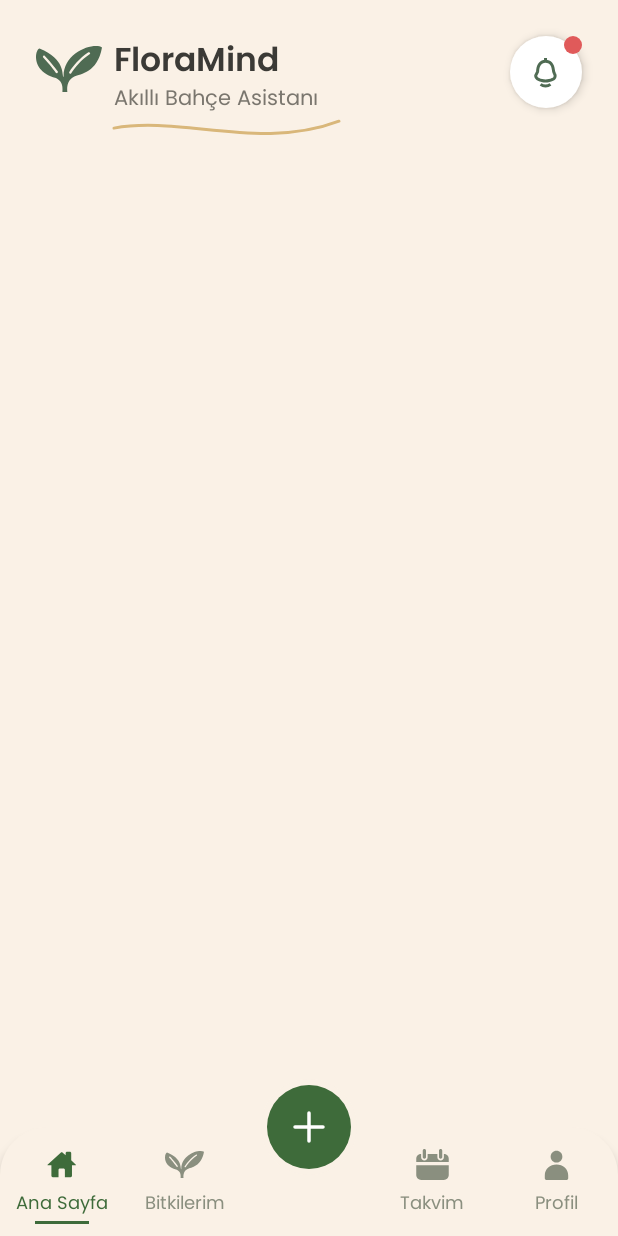
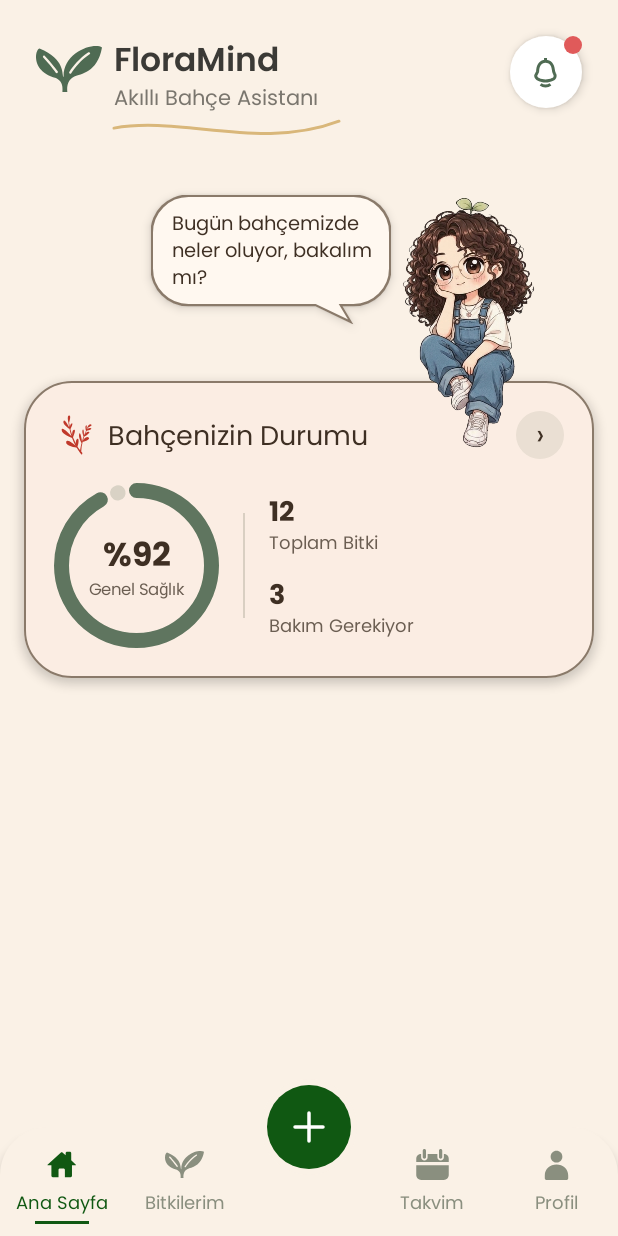
Before and after one commit to Nisanur025/plant-guide-app, an Android app built with Jetpack Compose: the screen it shows after launch (MainActivity), on a phone screen of 412 x 824 dp. Run offline under Robolectric (Android 15) with nearby library versions, the phone set to English and light mode, and no system bars.

Commit message:
feat: add character, speech bubble and garden status card

```diff
--- a/app/src/main/java/com/example/plantguide/ui/screens/home/HomeScreen.kt
+++ b/app/src/main/java/com/example/plantguide/ui/screens/home/HomeScreen.kt
@@ -1,29 +1,71 @@
 package com.example.plantguide.ui.screens.home
 
-
 import androidx.compose.foundation.background
+import androidx.compose.foundation.layout.Box
 import androidx.compose.foundation.layout.Column
 import androidx.compose.foundation.layout.fillMaxSize
+import androidx.compose.foundation.layout.fillMaxWidth
+import androidx.compose.foundation.layout.padding
+import androidx.compose.foundation.layout.statusBarsPadding
+import androidx.compose.foundation.rememberScrollState
+import androidx.compose.foundation.verticalScroll
 import androidx.compose.material3.MaterialTheme
 import androidx.compose.runtime.Composable
 import androidx.compose.ui.Modifier
 import androidx.compose.ui.tooling.preview.Preview
+import androidx.compose.ui.unit.dp
+import com.example.plantguide.ui.screens.home.components.CharacterHeight
+import com.example.plantguide.ui.screens.home.components.CharacterOverlap
+import com.example.plantguide.ui.screens.home.components.GardenStatusCard
+import com.example.plantguide.ui.screens.home.components.HomeCharacterSection
 import com.example.plantguide.ui.screens.home.components.HomeHeader
 import com.example.plantguide.ui.theme.PlantGuideTheme
 
 @Composable
-fun HomeScreen() {
+fun HomeScreen(modifier: Modifier = Modifier) {
+    val scrollState = rememberScrollState()
+
+    // En dıştaki ana sütun
     Column(
-        modifier = Modifier
+        modifier = modifier
             .fillMaxSize()
             .background(MaterialTheme.colorScheme.background)
+            .statusBarsPadding()
     ) {
+        // Üst başlık sabit durur
         HomeHeader()
+
+        // Kaydırılabilir alan (weight(1f) ile kalan tüm boş alanı doldurur)
+        Column(
+            modifier = Modifier
+                .weight(1f)
+                .fillMaxWidth()
+                .verticalScroll(scrollState)
+        ) {
+            Box(
+                modifier = Modifier
+                    .fillMaxWidth()
+                    .padding(top = 16.dp)
+            ) {
+                // 1) Kart önce çizilir (altta kalır)
+                GardenStatusCard(
+                    modifier = Modifier
+                        .fillMaxWidth()
+                        .padding(horizontal = 16.dp)
+                        .padding(top = CharacterHeight - CharacterOverlap)
+                )
+
+                // 2) Karakter ve balon sonra çizilir (kartın üstüne biner)
+                HomeCharacterSection()
+            }
+        }
     }
 }
 
 @Preview(showBackground = true)
 @Composable
-fun HomeHeaderPreview() {
-    PlantGuideTheme { HomeHeader() }
+fun HomeScreenPreview() {
+    PlantGuideTheme {
+        HomeScreen()
+    }
 }
--- /dev/null
+++ b/app/src/main/java/com/example/plantguide/ui/screens/home/components/GardenStatusCard.kt
@@ -0,0 +1,112 @@
+package com.example.plantguide.ui.screens.home.components
+
+import android.hardware.lights.Light
+import androidx.compose.foundation.BorderStroke
+import androidx.compose.foundation.background
+import androidx.compose.foundation.layout.*
+import androidx.compose.foundation.shape.CircleShape
+import androidx.compose.foundation.shape.RoundedCornerShape
+import androidx.compose.material3.CircularProgressIndicator
+import androidx.compose.material3.Icon
+import androidx.compose.material3.Surface
+import androidx.compose.material3.Text
+import androidx.compose.runtime.Composable
+import androidx.compose.ui.Alignment
+import androidx.compose.ui.Modifier
+import androidx.compose.ui.draw.clip
+import androidx.compose.ui.graphics.Color
+import androidx.compose.ui.res.painterResource
+import androidx.compose.ui.text.font.FontWeight
+import androidx.compose.ui.unit.dp
+import androidx.compose.ui.unit.sp
+import com.example.plantguide.R
+import com.example.plantguide.ui.theme.Green
+import com.example.plantguide.ui.theme.UrgentText
+
+@Composable
+fun GardenStatusCard(modifier: Modifier = Modifier) {
+    Surface(
+        modifier = modifier,
+        shape = RoundedCornerShape(32.dp),
+        color = Color(0xFFFBEDE3),
+        border = BorderStroke(1.dp, Color(0xFF8A7A6A)),
+        shadowElevation = 4.dp
+    ) {
+        Column(modifier = Modifier.padding(20.dp)) {
+            // Başlık satırı
+            Row(verticalAlignment = Alignment.CenterVertically) {
+                Icon(
+                    painter = painterResource(id = R.drawable.ic_flower),
+                    contentDescription = null,
+                    tint = UrgentText,
+                    modifier = Modifier.size(28.dp)
+                )
+                Spacer(modifier = Modifier.width(8.dp))
+                Text(
+                    text = "Bahçenizin Durumu",
+                    color = Color(0xFF3E2F23),
+                    fontSize = 18.sp,
+                    modifier = Modifier.weight(1f)
+                )
+                Box(
+                    modifier = Modifier
+                        .size(32.dp)
+                        .clip(CircleShape)
+                        .background(Color(0xFFEADFD3)),
+                    contentAlignment = Alignment.Center
+                ) {
+                    Text(text = "›", fontSize = 20.sp, color = Color(0xFF3E2F23))
+                }
+            }
+
+            Spacer(modifier = Modifier.height(16.dp))
+
+            // Alt kısım: sağlık göstergesi + istatistikler
+            Row(verticalAlignment = Alignment.CenterVertically) {
+                Box(
+                    modifier = Modifier.size(110.dp),
+                    contentAlignment = Alignment.Center
+                ) {
+                    CircularProgressIndicator(
+                        progress = { 0.92f },
+                        modifier = Modifier.fillMaxSize(),
+                        color = Green,
+                        trackColor = Color(0xFFD9D2C5),
+                        strokeWidth = 10.dp
+                    )
+                    Column(horizontalAlignment = Alignment.CenterHorizontally) {
+                        Text(
+                            "%92",
+                            fontSize = 22.sp,
+                            fontWeight = FontWeight.Bold,
+                            color = Color(0xFF3E2F23)
+                        )
+                        Text("Genel Sağlık", fontSize = 11.sp, color = Color(0xFF6B5E52))
+                    }
+                }
+
+                Spacer(modifier = Modifier.width(16.dp))
+                Box(
+                    modifier = Modifier
+                        .width(1.dp)
+                        .height(70.dp)
+                        .background(Color(0xFFD9CFC2))
+                )
+                Spacer(modifier = Modifier.width(16.dp))
+
+                Column(verticalArrangement = Arrangement.spacedBy(14.dp)) {
+                    StatItem(value = "12", label = "Toplam Bitki")
+                    StatItem(value = "3", label = "Bakım Gerekiyor")
+                }
+            }
+        }
+    }
+}
+
+@Composable
+private fun StatItem(value: String, label: String) {
+    Column {
+        Text(value, fontSize = 18.sp, fontWeight = FontWeight.Bold, color = Color(0xFF3E2F23))
+        Text(label, fontSize = 12.sp, color = Color(0xFF6B5E52))
+    }
+}
--- /dev/null
+++ b/app/src/main/java/com/example/plantguide/ui/screens/home/components/HomeCharacterSection.kt
@@ -0,0 +1,53 @@
+package com.example.plantguide.ui.screens.home.components
+
+import androidx.compose.foundation.Image
+import androidx.compose.foundation.background
+import androidx.compose.foundation.layout.Box
+import androidx.compose.foundation.layout.fillMaxHeight
+import androidx.compose.foundation.layout.fillMaxSize
+import androidx.compose.foundation.layout.fillMaxWidth
+import androidx.compose.foundation.layout.height
+import androidx.compose.foundation.layout.padding
+import androidx.compose.foundation.layout.width
+import androidx.compose.runtime.Composable
+import androidx.compose.ui.Alignment
+import androidx.compose.ui.Modifier
+import androidx.compose.ui.graphics.Color
+import androidx.compose.ui.layout.ContentScale
+import androidx.compose.ui.res.painterResource
+import androidx.compose.ui.unit.dp
+import com.example.plantguide.R
+
+
+// Başka dosyalardan da kullanılabilsin diye dışarıda tanımlı
+val CharacterHeight = 170.dp
+val CharacterOverlap = 46.dp   // karakterin kartın içine gömüldüğü miktar
+
+@Composable
+fun HomeCharacterSection(modifier: Modifier = Modifier) {
+    Box(
+        modifier = modifier
+            .fillMaxWidth()
+            .height(CharacterHeight)
+            .padding(horizontal = 16.dp)
+    ) {
+        SpeechBubble(
+            text = "Bugün bahçemizde neler oluyor, bakalım mı?",
+            modifier = Modifier
+                .align(Alignment.TopEnd)
+                .padding(top = 0.dp, end = 135.dp)
+                .width(160.dp)
+        )
+
+        Image(
+            painter = painterResource(id = R.drawable.character_girl),
+            contentDescription = "Karakter",
+            contentScale = ContentScale.Fit,
+            modifier = Modifier
+                .align(Alignment.TopEnd)
+                .padding(end = 24.dp)
+                .width(120.dp)
+                .fillMaxHeight()
+        )
+    }
+}
--- a/app/src/main/java/com/example/plantguide/ui/screens/home/components/HomeHeader.kt
+++ b/app/src/main/java/com/example/plantguide/ui/screens/home/components/HomeHeader.kt
@@ -6,7 +6,7 @@ import androidx.compose.foundation.layout.Box
 import androidx.compose.foundation.layout.Column
 import androidx.compose.foundation.layout.Row
 import androidx.compose.foundation.layout.Spacer
-import androidx.compose.foundation.layout.fillMaxSize
+import androidx.compose.foundation.layout.fillMaxWidth
 import androidx.compose.foundation.layout.padding
 import androidx.compose.foundation.layout.size
 import androidx.compose.foundation.layout.width
@@ -29,7 +29,7 @@ import com.example.plantguide.ui.theme.TextMuted
 fun HomeHeader(){
     Row(
         modifier =Modifier
-            .fillMaxSize()
+            .fillMaxWidth()
             .padding(horizontal = 24.dp, vertical = 24.dp),
         verticalAlignment =Alignment.Top
     ){
--- /dev/null
+++ b/app/src/main/java/com/example/plantguide/ui/screens/home/components/SpeechBubble.kt
@@ -0,0 +1,103 @@
+package com.example.plantguide.ui.screens.home.components
+
+import androidx.compose.foundation.BorderStroke
+import androidx.compose.foundation.layout.padding
+import androidx.compose.material3.MaterialTheme
+import androidx.compose.material3.Surface
+import androidx.compose.material3.Text
+import androidx.compose.runtime.Composable
+import androidx.compose.ui.Modifier
+import androidx.compose.ui.geometry.Rect
+import androidx.compose.ui.geometry.Size
+import androidx.compose.ui.graphics.Color
+import androidx.compose.ui.graphics.Outline
+import androidx.compose.ui.graphics.Path
+import androidx.compose.ui.graphics.Shape
+import androidx.compose.ui.unit.Density
+import androidx.compose.ui.unit.Dp
+import androidx.compose.ui.unit.LayoutDirection
+import androidx.compose.ui.unit.dp
+import androidx.compose.ui.unit.sp
+
+class BubbleShape(
+    private val cornerRadius: Dp,
+    private val tailWidth: Dp,
+    private val tailHeight: Dp
+) : Shape {
+
+    override fun createOutline(
+        size: Size,
+        layoutDirection: LayoutDirection,
+        density: Density
+    ): Outline {
+        // Dp'yi piksele çeviriyoruz, Path piksel ile çalışır
+        val r = with(density) { cornerRadius.toPx() }
+        val tailW = with(density) { tailWidth.toPx() }
+        val tailH = with(density) { tailHeight.toPx() }
+
+        // Balonun gövdesi, kuyruk payını çıkardıktan sonraki yükseklik
+        val bodyBottom = size.height - tailH
+
+        // Kuyruğun tabanının sağ ucu (köşeden biraz içeride)
+        val tailRight = size.width - r * 1.3f
+        val tailLeft = tailRight - tailW
+
+        val path = Path().apply {
+            // Sol üst köşeden başla, saat yönünde ilerle
+            moveTo(r, 0f)
+            lineTo(size.width - r, 0f)
+            // Sağ üst köşe yayı (-90°'den başlar, 90° döner)
+            arcTo(Rect(size.width - 2 * r, 0f, size.width, 2 * r), -90f, 90f, false)
+            lineTo(size.width, bodyBottom - r)
+            // Sağ alt köşe yayı
+            arcTo(Rect(size.width - 2 * r, bodyBottom - 2 * r, size.width, bodyBottom), 0f, 90f, false)
+
+            // Kuyruk: alt kenarda sağdan sola giderken üçgen çiz
+            lineTo(tailRight, bodyBottom)
+            lineTo(tailRight + tailW * 0.4f, size.height) // uç nokta, hafif sağa
+            lineTo(tailLeft, bodyBottom)
+
+            lineTo(r, bodyBottom)
+            // Sol alt köşe yayı
+            arcTo(Rect(0f, bodyBottom - 2 * r, 2 * r, bodyBottom), 90f, 90f, false)
+            lineTo(0f, r)
+            // Sol üst köşe yayı
+            arcTo(Rect(0f, 0f, 2 * r, 2 * r), 180f, 90f, false)
+            close()
+        }
+        return Outline.Generic(path)
+    }
+}
+
+@Composable
+fun SpeechBubble(
+    text: String,
+    modifier: Modifier = Modifier
+) {
+    val tailHeight = 12.dp
+
+    Surface(
+        modifier = modifier,
+        shape = BubbleShape(
+            cornerRadius = 25.dp,
+            tailWidth = 18.dp,
+            tailHeight = tailHeight
+        ),
+        color = Color(0xFFFFF8F0),
+        border = BorderStroke(1.dp, Color(0xFF8A7A6A)),
+        shadowElevation = 4.dp
+    ) {
+        Text(
+            text = text,
+            color = Color(0xFF3E2F23),
+            fontSize = 13.sp,
+            lineHeight = 18.sp,
+            modifier = Modifier.padding(
+                start = 14.dp,
+                end = 10.dp,
+                top = 10.dp,
+                bottom = 10.dp + tailHeight
+            )
+        )
+    }
+}
--- a/app/src/main/java/com/example/plantguide/ui/theme/Color.kt
+++ b/app/src/main/java/com/example/plantguide/ui/theme/Color.kt
@@ -11,11 +11,12 @@ val PurpleGrey40 = Color(0xFF625b71)
 val Pink40 = Color(0xFF7D5260)
 
 val Cream = Color(0xFFFAF1E6)
-val DarkGreen = Color(0xFF3E6B3A)
+val DarkGreen = Color(0xFF105812)
 val UnselectedGray = Color(0xFF8A8F7F)
 val CardPeach = Color(0xFFFBEDE0)
 val LeafGreen = Color(0xFF4F6B53)
 val SoftGreen = Color(0xFFD5E2D0)
+val Green = Color(0xFF5F755F)
 val SoftPeach = Color(0xFFF7D9C0)
 val SoftLilac = Color(0xFFE3D8F0)
 val UrgentBg = Color(0xFFF8D4D4)
--- /dev/null
+++ b/app/src/main/res/drawable/ic_flower.xml
@@ -0,0 +1,9 @@
+<vector xmlns:android="http://schemas.android.com/apk/res/android" android:height="24dp" android:viewportHeight="100" android:viewportWidth="100" android:width="24dp">
+
+    <group>
+
+        <path android:fillColor="#f58548" android:pathData="M88,33.73c-5.36,-2.56 -9.26,3.14 -9.26,3.14h0l2.16,-4.72h0s13.64,-6.59 6.77,-7.43 -10.36,13 -10.36,13 2.31,-13.45 -1,-10.6 0,12.59 0,12.59h0c-1.92,3.83 -3.59,7.68 -5,11.44 0.06,-5.43 -0.26,-17.62 -2.88,-13.43 -2.86,4.56 1.92,16 1.92,16v0c-1.46,4 -2.67,7.86 -3.67,11.47 -0.95,-6.64 -3.72,-23.69 -6.36,-18.26 -2.86,5.9 2.57,17.28 5.28,22.31 -0.26,1 -0.5,2 -0.73,3 -1.56,6.73 -2.3,11.85 -2.58,14a92.88,92.88 0,0 1,-6.41 -9.07c4,-9 3.48,-22.17 -1.07,-17.4 -3,3.12 -3,7.85 -2.45,11.32a135.79,135.79 0,0 1,-7.1 -15.61c2,-4.82 7.85,-19.63 2.25,-17.81 -4.43,1.45 -4.47,8.48 -4,13 -1.82,-5.22 -3.23,-10.14 -4.31,-14.44 1,-2 7.68,-15.7 2.9,-13.78 -3,1.19 -3.9,5.17 -4.18,8.34C36.5,24.47 36,20.43 36,20.43S41.81,3.3 36,3.68s-1.86,15.57 -1.86,15.57c0.51,4.24 1.15,8.3 1.88,12.19 -3.58,-7 -11.34,-20.75 -13.45,-14.42 -2.41,7.26 10.78,16 14.2,18.12A166.19,166.19 0,0 0,41.58 53c-5.32,-5.87 -22.89,-24.5 -23.42,-15.3C17.53,48.52 43,57 43,57h0A144.7,144.7 0,0 0,51.3 75.69C46.15,70.87 31.66,58.28 29,66.35 25.71,76.2 54,80.51 54,80.51h0c6.53,11 12,16.39 12,16.39 2.73,-1.48 0.93,-5.26 0.93,-5.26 -0.73,-0.76 -1.45,-1.54 -2.15,-2.33a106.86,106.86 0,0 1,3.53 -23c1.86,-0.53 19.86,-5.79 14.29,-10.56 -5.86,-5 -13.13,6.36 -13.16,6.4 0.79,-2.74 1.63,-5.4 2.49,-7.95C75.36,52 89.13,42.9 82.64,42.12c-4.07,-0.49 -6.62,2.44 -8.08,5.15l3,-7.61h0S93.37,36.29 88,33.73Z"/>
+
+    </group>
+
+</vector>
```
Also changed, not shown: app/src/main/res/drawable/character_girl.png (added).
